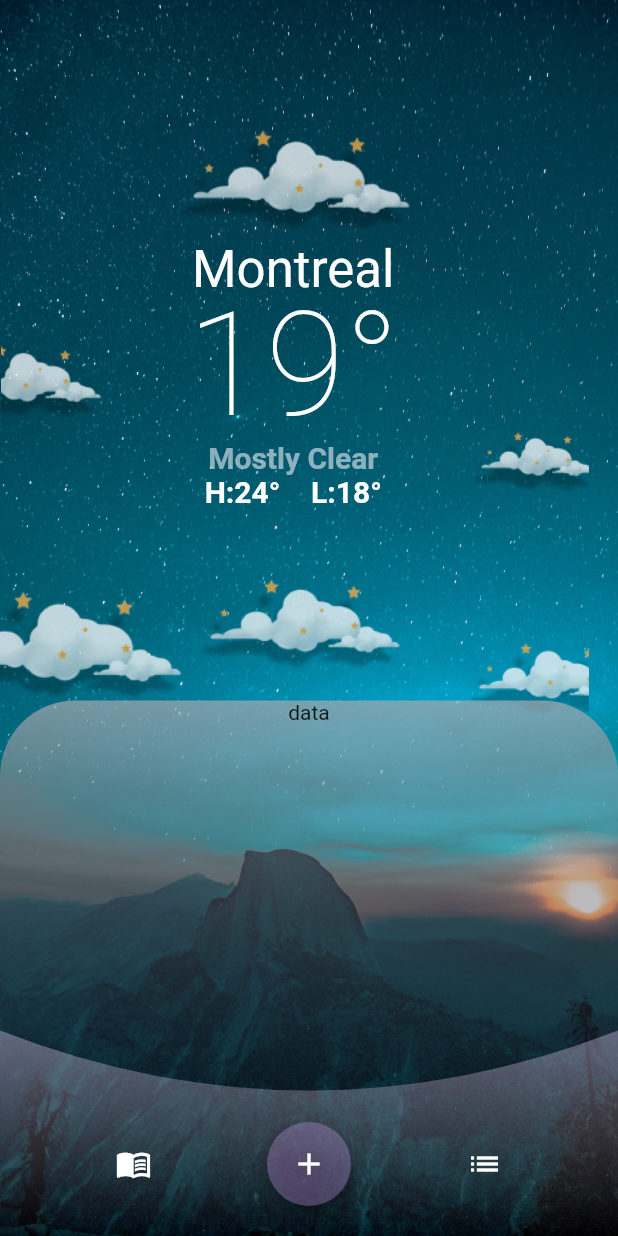
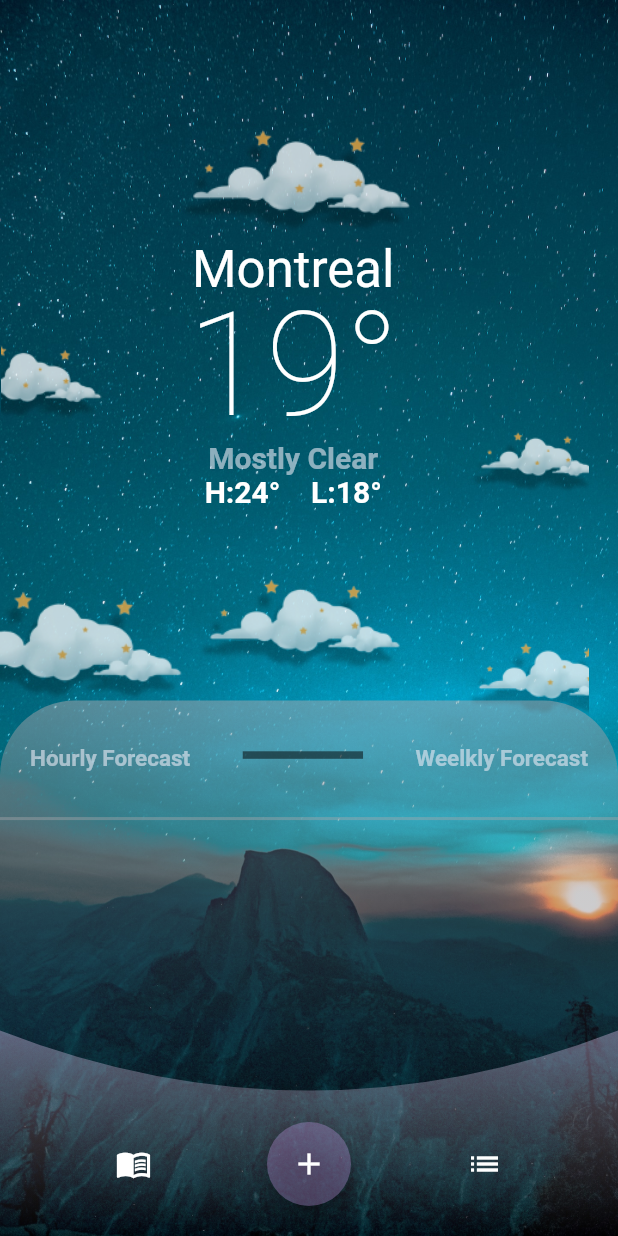
Before and after one commit to rahulmukh1ya/weather_ui, a Flutter app: the screen it shows after launch, on a phone screen of 412 x 824 dp. Run offline on Flutter 3.47's test engine with Material 2 defaults, Android fonts, the phone set to English and light mode, and no system bars.

Commit message:
Upper container done

```diff
--- a/lib/main.dart
+++ b/lib/main.dart
@@ -198,7 +198,7 @@ class MyHomePage extends StatelessWidget {
                     begin: Alignment.topRight,
                     end: Alignment.bottomRight,
                     colors: [
-                      Color(0xB0ACAAB0),
+                      Color(0x80ACAAB0),
                       Color(0x00000000),
                     ],
                   ),
@@ -250,9 +250,54 @@ class MyHomePage extends StatelessWidget {
             Align(
               alignment: Alignment.bottomCenter,
               child: Container(
-                height: 356.92,
-                child: const Text("data"),
-              ),
+                  height: 350,
+                  width: double.infinity,
+                  child: Column(
+                    children: [
+                      Container(
+                        padding: const EdgeInsets.only(right: 20, left: 20),
+                        // color: const Color.fromARGB(77, 15, 121, 208),
+                        height: 63.72,
+                        child: const Row(
+                          // mainAxisAlignment: MainAxisAlignment.spaceEvenly,
+                          crossAxisAlignment: CrossAxisAlignment.center,
+                          children: [
+                            Text(
+                              "Hourly Forecast",
+                              style: TextStyle(
+                                  fontSize: 15,
+                                  fontWeight: FontWeight.w600,
+                                  color: Color(0x99EBEBF5)),
+                            ),
+                            Expanded(
+                              child: Divider(
+                                color: Color(0x82000000),
+                                thickness: 5,
+                                height: 0,
+                                indent: 35,
+                                endIndent: 35,
+                              ),
+                            ),
+                            Text(
+                              "Weelkly Forecast",
+                              style: TextStyle(
+                                  fontSize: 15,
+                                  fontWeight: FontWeight.w600,
+                                  color: Color(0x99EBEBF5)),
+                            ),
+                          ],
+                        ),
+                      ),
+                      const Divider(
+                        color: Color(0x6BA9A7AB),
+                        thickness: 2,
+                      ),
+                      Container(
+                        // color: Colors.yellow,
+                        height: 132.81,
+                      )
+                    ],
+                  )),
             ),
           ],
         ),
```
